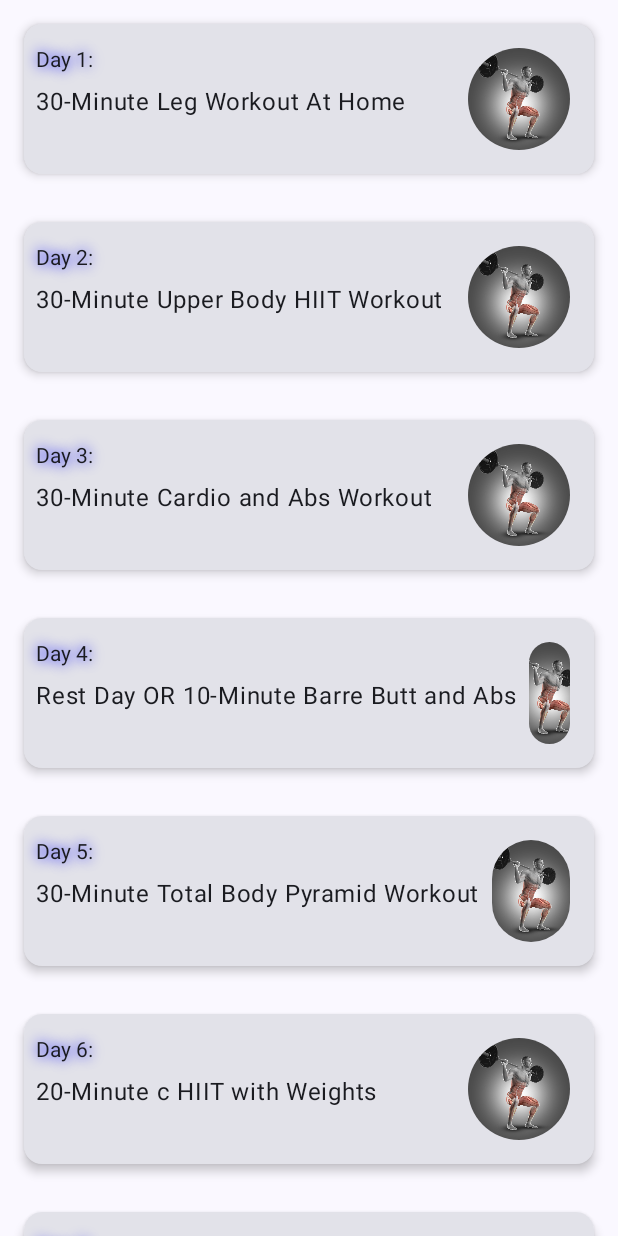
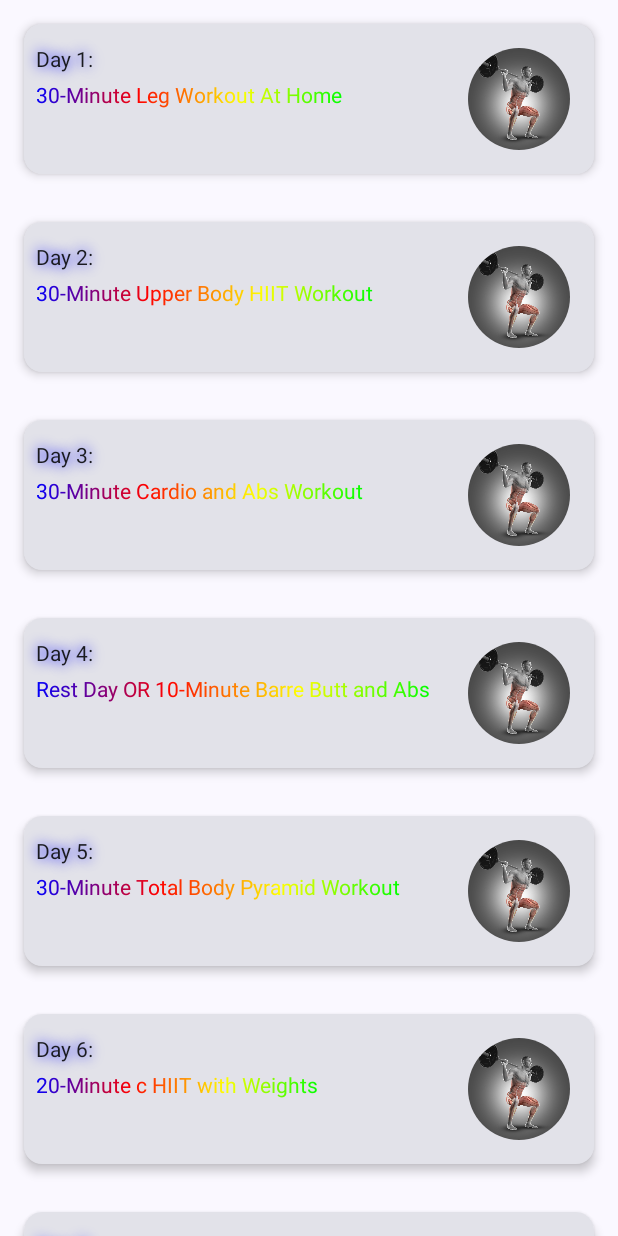
Before and after one commit to sourabhkumar47/30DaysOfFitness, an Android app built with Jetpack Compose: the screen it shows after launch (MainActivity), on a phone screen of 412 x 824 dp. Run offline under Robolectric (Android 15) with nearby library versions, the phone set to English and light mode, and no system bars.

Commit message:
created text gradient

```diff
--- a/app/src/main/java/com/example/plant30days/MainActivity.kt
+++ b/app/src/main/java/com/example/plant30days/MainActivity.kt
@@ -25,12 +25,14 @@ import androidx.compose.material3.Text
 import androidx.compose.runtime.Composable
 import androidx.compose.ui.Modifier
 import androidx.compose.ui.draw.clip
-import androidx.compose.ui.geometry.Offset
+import androidx.compose.ui.graphics.Brush
 import androidx.compose.ui.graphics.Color
+import androidx.compose.ui.graphics.Color.Companion.Cyan
 import androidx.compose.ui.graphics.Shadow
 import androidx.compose.ui.layout.ContentScale
 import androidx.compose.ui.res.painterResource
 import androidx.compose.ui.res.stringResource
+import androidx.compose.ui.text.ExperimentalTextApi
 import androidx.compose.ui.text.TextStyle
 import androidx.compose.ui.tooling.preview.Preview
 import androidx.compose.ui.unit.dp
@@ -85,6 +87,7 @@ fun ExerciseItem(exercise: Exercise, modifier: Modifier = Modifier) {
 }
 
 //Composable for date and name
+@OptIn(ExperimentalTextApi::class)
 @Composable
 fun ExInfo(
     @StringRes exDay: Int,
@@ -92,6 +95,7 @@ fun ExInfo(
 ) {
     Box {
         Column {
+            val gradientColors = listOf(Color.Blue,Color.Red,Color.Yellow,Color.Green )
             Text(
                 text = stringResource(exDay),
                 Modifier.padding(top = 8.dp),
@@ -103,7 +107,12 @@ fun ExInfo(
             )
             Text(
                 text = stringResource(exName),
-                Modifier.padding(top = 8.dp)
+                Modifier.padding(top = 8.dp),
+                style = TextStyle(
+                    brush = Brush.linearGradient(
+                        colors = gradientColors
+                    )
+                )
             )
         }
     }
```
